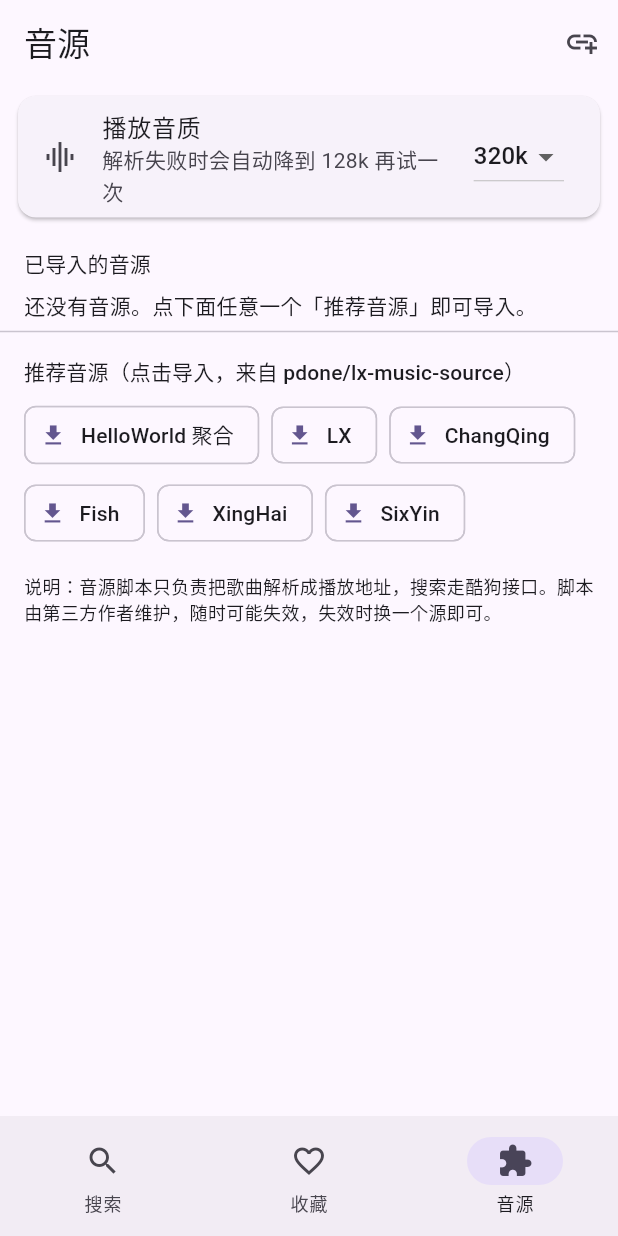
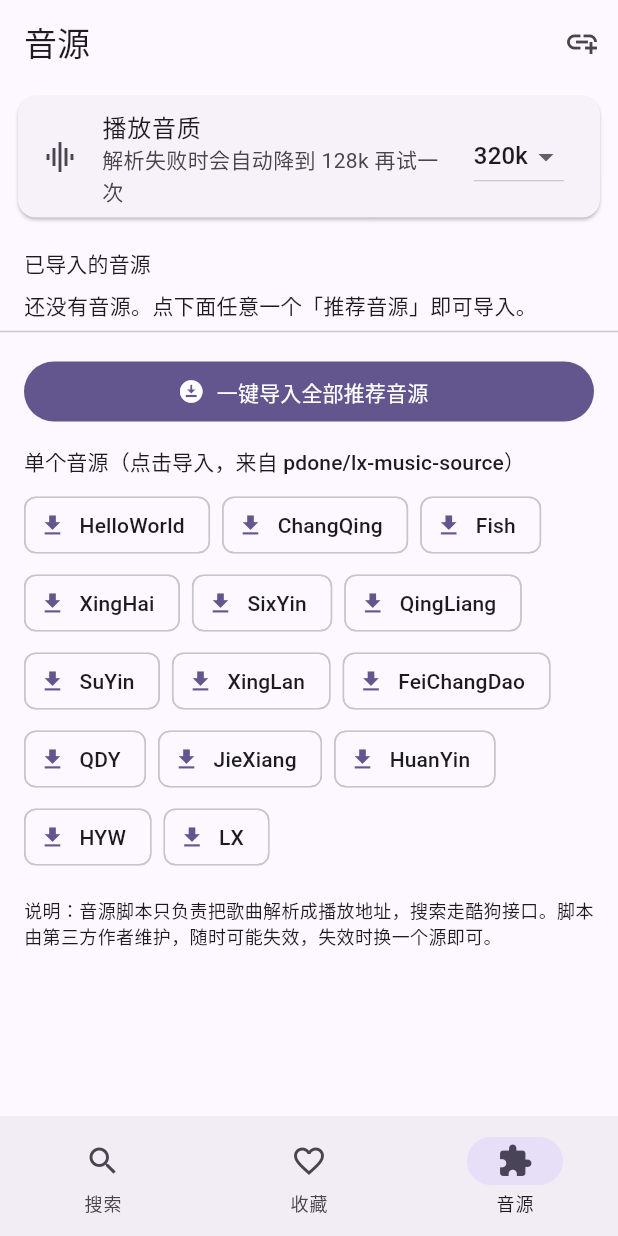
Before and after one commit to Watermelon-c/music, a Flutter app: the screen it shows after launch, item 3 of the bottom bar chosen, on a phone screen of 412 x 824 dp. Run offline on Flutter 3.47's test engine with Material 3 defaults, Android fonts, the phone set to English and light mode, and no system bars; our stand-ins replace dio, just_audio, shared_preferences, webview_flutter.

Commit message:
feat: 改名为椰子音乐，包名改为 com.yezi.music；新增一键导入全部推荐音源

```diff
--- a/lib/app_state.dart
+++ b/lib/app_state.dart
@@ -19,12 +19,8 @@ class PresetSource {
 /// 内置推荐音源（来自 pdone/lx-music-source，走 GitHub 加速链接）
 const List<PresetSource> kPresetSources = <PresetSource>[
   PresetSource(
-    'HelloWorld 聚合',
+    'HelloWorld',
     'https://gh-proxy.org/raw.githubusercontent.com/pdone/lx-music-source/main/helloworld/latest.js',
-  ),
-  PresetSource(
-    'LX',
-    'https://gh-proxy.org/raw.githubusercontent.com/pdone/lx-music-source/main/lx/latest.js',
   ),
   PresetSource(
     'ChangQing',
@@ -41,6 +37,42 @@ const List<PresetSource> kPresetSources = <PresetSource>[
   PresetSource(
     'SixYin',
     'https://gh-proxy.org/raw.githubusercontent.com/pdone/lx-music-source/main/sixyin/latest.js',
+  ),
+  PresetSource(
+    'QingLiang',
+    'https://gh-proxy.org/raw.githubusercontent.com/pdone/lx-music-source/main/qingliang/latest.js',
+  ),
+  PresetSource(
+    'SuYin',
+    'https://gh-proxy.org/raw.githubusercontent.com/pdone/lx-music-source/main/suyin/latest.js',
+  ),
+  PresetSource(
+    'XingLan',
+    'https://gh-proxy.org/raw.githubusercontent.com/pdone/lx-music-source/main/xinglan/latest.js',
+  ),
+  PresetSource(
+    'FeiChangDao',
+    'https://gh-proxy.org/raw.githubusercontent.com/pdone/lx-music-source/main/feichangdao/latest.js',
+  ),
+  PresetSource(
+    'QDY',
+    'https://gh-proxy.org/raw.githubusercontent.com/pdone/lx-music-source/main/qdy/latest.js',
+  ),
+  PresetSource(
+    'JieXiang',
+    'https://gh-proxy.org/raw.githubusercontent.com/pdone/lx-music-source/main/jiexiang/latest.js',
+  ),
+  PresetSource(
+    'HuanYin',
+    'https://gh-proxy.org/raw.githubusercontent.com/pdone/lx-music-source/main/huanyin/latest.js',
+  ),
+  PresetSource(
+    'HYW',
+    'https://gh-proxy.org/raw.githubusercontent.com/pdone/lx-music-source/main/hyw/latest.js',
+  ),
+  PresetSource(
+    'LX',
+    'https://gh-proxy.org/raw.githubusercontent.com/pdone/lx-music-source/main/lx/latest.js',
   ),
 ];
 
@@ -65,6 +97,7 @@ class AppState extends ChangeNotifier {
   late final PlayerService player;
 
   SharedPreferences? _prefs;
+  int _sourceSeq = 0;
 
   List<Song> results = <Song>[];
   List<Song> favorites = <Song>[];
@@ -192,8 +225,34 @@ class AppState extends ChangeNotifier {
     }
 
     busy = false;
-    notice = '所有音源都没解析出地址，换首歌或换个音源试试\n${tried.take(2).join('\n')}';
+    notice = '所有音源都没解析出地址（多半是这个音源的后端挂了）。\n'
+        '去「音源」页点「一键导入全部推荐音源」，再回来重试。\n'
+        '${tried.take(2).join('\n')}';
     notifyListeners();
+  }
+
+  /// 一键导入所有还没导入的推荐音源，返回结果描述
+  Future<String> importAllPresets() async {
+    final Set<String> existed =
+        sources.map((SourceEntry s) => s.url).toSet();
+    final List<PresetSource> todo = kPresetSources
+        .where((PresetSource p) => !existed.contains(p.url))
+        .toList();
+    if (todo.isEmpty) return '推荐音源都已经导入过了';
+
+    busy = true;
+    notice = null;
+    notifyListeners();
+
+    int ok = 0;
+    await Future.wait(todo.map((PresetSource p) async {
+      final String? error = await importSource(p.url);
+      if (error == null) ok += 1;
+    }));
+
+    busy = false;
+    notifyListeners();
+    return '导入完成：成功 $ok / ${todo.length} 个';
   }
 
   // -------------------------------------------------------------------- 音源
@@ -203,7 +262,8 @@ class AppState extends ChangeNotifier {
 
     try {
       final String code = await _download(trimmed);
-      final String id = 'src_${DateTime.now().millisecondsSinceEpoch}';
+      _sourceSeq += 1;
+      final String id = 'src_${DateTime.now().microsecondsSinceEpoch}_$_sourceSeq';
       final Map<String, dynamic> caps =
           await host.addSource(id, code, name: _nameFromCode(code, trimmed));
 
--- a/lib/main.dart
+++ b/lib/main.dart
@@ -27,7 +27,7 @@ class LxMusicApp extends StatelessWidget {
   @override
   Widget build(BuildContext context) {
     return MaterialApp(
-      title: 'LX 播放器',
+      title: '椰子音乐',
       debugShowCheckedModeBanner: false,
       theme: ThemeData(
         useMaterial3: true,
--- a/lib/ui/sources_page.dart
+++ b/lib/ui/sources_page.dart
@@ -23,6 +23,16 @@ class _SourcesPageState extends State<SourcesPage> {
     ScaffoldMessenger.of(context).showSnackBar(
       SnackBar(content: Text(error ?? '导入成功，去「搜索」页听歌吧')),
     );
+  }
+
+  Future<void> _importAll() async {
+    final AppState app = context.read<AppState>();
+    setState(() => _importing = true);
+    final String message = await app.importAllPresets();
+    if (!mounted) return;
+    setState(() => _importing = false);
+    ScaffoldMessenger.of(context)
+        .showSnackBar(SnackBar(content: Text(message)));
   }
 
   Future<void> _showImportDialog() async {
@@ -131,8 +141,19 @@ class _SourcesPageState extends State<SourcesPage> {
           }),
           const Divider(),
           Padding(
+            padding: const EdgeInsets.fromLTRB(16, 8, 16, 4),
+            child: SizedBox(
+              width: double.infinity,
+              child: FilledButton.icon(
+                onPressed: _importing ? null : _importAll,
+                icon: const Icon(Icons.download_for_offline),
+                label: const Text('一键导入全部推荐音源'),
+              ),
+            ),
+          ),
+          Padding(
             padding: const EdgeInsets.fromLTRB(16, 8, 16, 8),
-            child: Text('推荐音源（点击导入，来自 pdone/lx-music-source）',
+            child: Text('单个音源（点击导入，来自 pdone/lx-music-source）',
                 style: text.titleSmall),
           ),
           Padding(
```
Also changed, not shown: 3 other files.
